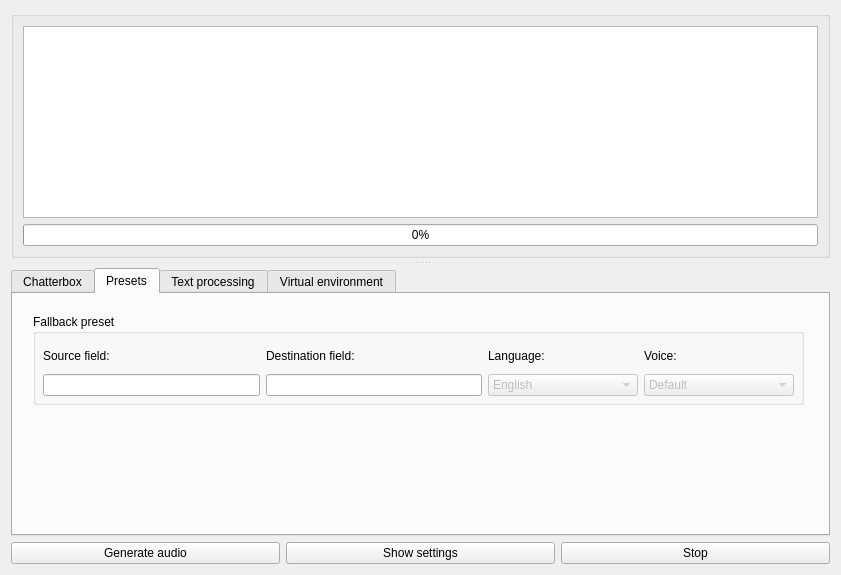
First picture: the form in designer/dialog.ui, repository skafiend/anki-offline-tts, before the edit.
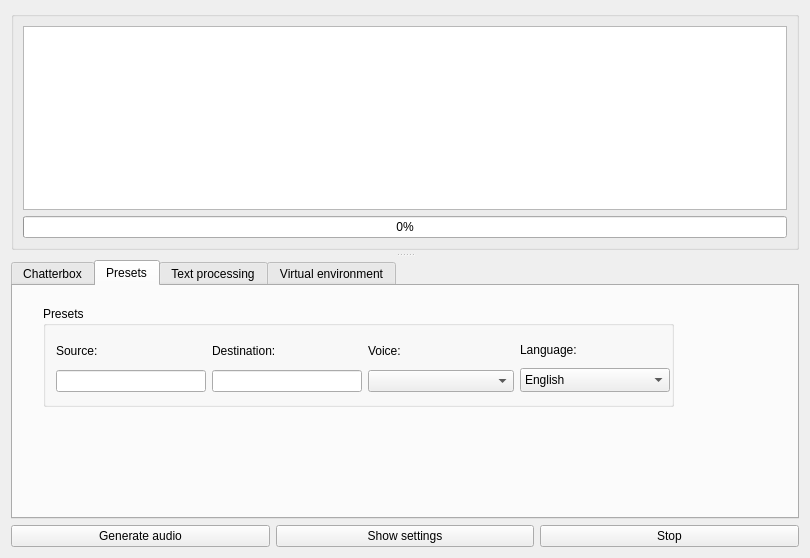
Second picture: the form after the edit. The open tabs and pages were chosen to show the change.

Diff of the .ui file:
```diff
--- a/designer/dialog.ui
+++ b/designer/dialog.ui
@@ -6,8 +6,8 @@
    <rect>
     <x>0</x>
     <y>0</y>
-    <width>841</width>
-    <height>575</height>
+    <width>810</width>
+    <height>558</height>
    </rect>
   </property>
   <property name="windowTitle">
@@ -243,36 +243,49 @@
        <widget class="QGroupBox" name="gb_fallback">
         <property name="geometry">
          <rect>
-          <x>20</x>
+          <x>30</x>
           <y>20</y>
-          <width>771</width>
-          <height>91</height>
+          <width>631</width>
+          <height>101</height>
          </rect>
         </property>
         <property name="title">
-         <string>Fallback preset</string>
+         <string>Presets</string>
         </property>
         <widget class="QWidget" name="layoutWidget">
          <property name="geometry">
           <rect>
-           <x>10</x>
-           <y>30</y>
-           <width>751</width>
-           <height>52</height>
+           <x>13</x>
+           <y>32</y>
+           <width>614</width>
+           <height>54</height>
           </rect>
          </property>
-         <layout class="QHBoxLayout" name="horizontalLayout_3">
+         <layout class="QHBoxLayout" name="horizontalLayout_8">
           <item>
-           <layout class="QVBoxLayout" name="verticalLayout_5">
+           <layout class="QVBoxLayout" name="verticalLayout_6">
             <item>
              <widget class="QLabel" name="lb_source">
               <property name="text">
-               <string>Source field:</string>
+               <string>Source:</string>
               </property>
              </widget>
             </item>
             <item>
-             <widget class="QLineEdit" name="le_source"/>
+             <widget class="QLineEdit" name="le_source">
+              <property name="sizePolicy">
+               <sizepolicy hsizetype="Ignored" vsizetype="Fixed">
+                <horstretch>0</horstretch>
+                <verstretch>0</verstretch>
+               </sizepolicy>
+              </property>
+              <property name="minimumSize">
+               <size>
+                <width>150</width>
+                <height>0</height>
+               </size>
+              </property>
+             </widget>
             </item>
            </layout>
           </item>
@@ -281,7 +294,7 @@
             <item>
              <widget class="QLabel" name="lb_dest">
               <property name="text">
-               <string>Destination field:</string>
+               <string>Destination:</string>
               </property>
              </widget>
             </item>
@@ -290,12 +303,42 @@
               <property name="enabled">
                <bool>true</bool>
               </property>
+              <property name="sizePolicy">
+               <sizepolicy hsizetype="Ignored" vsizetype="Fixed">
+                <horstretch>0</horstretch>
+                <verstretch>0</verstretch>
+               </sizepolicy>
+              </property>
+              <property name="minimumSize">
+               <size>
+                <width>150</width>
+                <height>0</height>
+               </size>
+              </property>
              </widget>
             </item>
            </layout>
           </item>
           <item>
-           <layout class="QVBoxLayout" name="verticalLayout_6">
+           <layout class="QVBoxLayout" name="verticalLayout_7">
+            <item>
+             <widget class="QLabel" name="label_5">
+              <property name="text">
+               <string>Voice:</string>
+              </property>
+             </widget>
+            </item>
+            <item>
+             <layout class="QHBoxLayout" name="horizontalLayout_3">
+              <item>
+               <widget class="QComboBox" name="cb_voice"/>
+              </item>
+             </layout>
+            </item>
+           </layout>
+          </item>
+          <item>
+           <layout class="QVBoxLayout" name="verticalLayout_5">
             <item>
              <widget class="QLabel" name="lb_lang">
               <property name="text">
@@ -306,7 +349,13 @@
             <item>
              <widget class="QComboBox" name="cb_lang">
               <property name="enabled">
-               <bool>false</bool>
+               <bool>true</bool>
+              </property>
+              <property name="sizePolicy">
+               <sizepolicy hsizetype="Ignored" vsizetype="Fixed">
+                <horstretch>0</horstretch>
+                <verstretch>0</verstretch>
+               </sizepolicy>
               </property>
               <property name="minimumSize">
                <size>
@@ -314,38 +363,128 @@
                 <height>0</height>
                </size>
               </property>
+              <property name="maximumSize">
+               <size>
+                <width>10</width>
+                <height>25</height>
+               </size>
+              </property>
+              <property name="maxVisibleItems">
+               <number>10</number>
+              </property>
               <item>
                <property name="text">
                 <string>English</string>
                </property>
               </item>
-             </widget>
-            </item>
-           </layout>
-          </item>
-          <item>
-           <layout class="QVBoxLayout" name="verticalLayout_7">
-            <item>
-             <widget class="QLabel" name="label_5">
-              <property name="text">
-               <string>Voice:</string>
-              </property>
-             </widget>
-            </item>
-            <item>
-             <widget class="QComboBox" name="cb_voice">
-              <property name="enabled">
-               <bool>false</bool>
-              </property>
-              <property name="minimumSize">
-               <size>
-                <width>150</width>
-                <height>0</height>
-               </size>
-              </property>
               <item>
                <property name="text">
-                <string>Default</string>
+                <string>Danish</string>
+               </property>
+              </item>
+              <item>
+               <property name="text">
+                <string>Greek</string>
+               </property>
+              </item>
+              <item>
+               <property name="text">
+                <string>Finnish</string>
+               </property>
+              </item>
+              <item>
+               <property name="text">
+                <string>French</string>
+               </property>
+              </item>
+              <item>
+               <property name="text">
+                <string>Hebrew</string>
+               </property>
+              </item>
+              <item>
+               <property name="text">
+                <string>Hindi</string>
+               </property>
+              </item>
+              <item>
+               <property name="text">
+                <string>Italian</string>
+               </property>
+              </item>
+              <item>
+               <property name="text">
+                <string>Japanese</string>
+               </property>
+              </item>
+              <item>
+               <property name="text">
+                <string>Spanish</string>
+               </property>
+              </item>
+              <item>
+               <property name="text">
+                <string>Polish</string>
+               </property>
+              </item>
+              <item>
+               <property name="text">
+                <string>Chinese</string>
+               </property>
+              </item>
+              <item>
+               <property name="text">
+                <string>German</string>
+               </property>
+              </item>
+              <item>
+               <property name="text">
+                <string>Turkish</string>
+               </property>
+              </item>
+              <item>
+               <property name="text">
+                <string>Swahili</string>
+               </property>
+              </item>
+              <item>
+               <property name="text">
+                <string>Swedish</string>
+               </property>
+              </item>
+              <item>
+               <property name="text">
+                <string>Russian</string>
+               </property>
+              </item>
+              <item>
+               <property name="text">
+                <string>Portuguese</string>
+               </property>
+              </item>
+              <item>
+               <property name="text">
+                <string>Norwegian</string>
+               </property>
+              </item>
+              <item>
+               <property name="text">
+                <string>Arabic</string>
+               </property>
+              </item>
+              <item>
+               <property name="text">
+                <string>Korean</string>
+               </property>
+              </item>
+              <item>
+               <property name="text">
+                <string>Dutch</string>
+               </property>
+              </item>
+              <item>
+               <property name="text">
+                <string>Malay</string>
                </property>
               </item>
              </widget>
```
Left out of the diff: 2 changed lines with no effect on the pictures.
